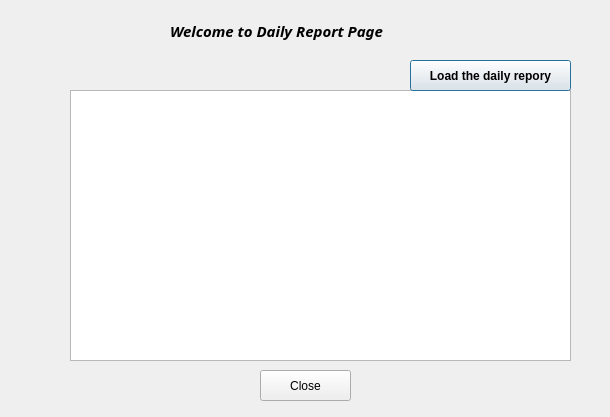
Qt form managerdailyreport.ui (Ling2251/CS1C-Bulk-Club-Project) before a commit.
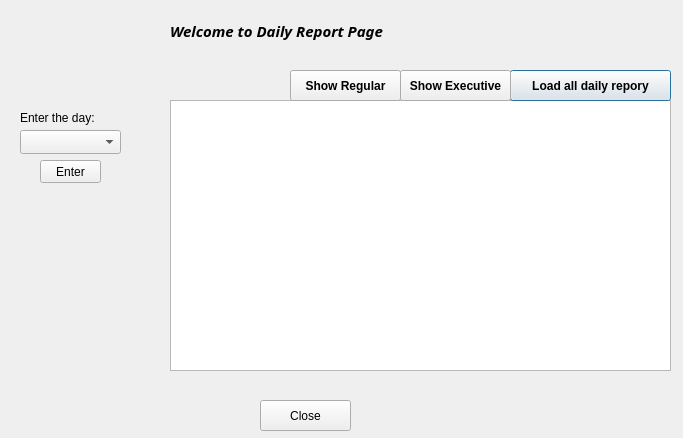
The same form after that commit.

Commit message: not finshed yet

```diff
--- a/managerdailyreport.ui
+++ b/managerdailyreport.ui
@@ -6,8 +6,8 @@
    <rect>
     <x>0</x>
     <y>0</y>
-    <width>610</width>
-    <height>417</height>
+    <width>683</width>
+    <height>438</height>
    </rect>
   </property>
   <property name="windowTitle">
@@ -38,18 +38,18 @@
   <widget class="QTableView" name="DailyReportView">
    <property name="geometry">
     <rect>
-     <x>70</x>
-     <y>90</y>
+     <x>170</x>
+     <y>100</y>
      <width>501</width>
      <height>271</height>
     </rect>
    </property>
   </widget>
-  <widget class="QPushButton" name="pushButton">
+  <widget class="QPushButton" name="AllDailyReport">
    <property name="geometry">
     <rect>
-     <x>410</x>
-     <y>60</y>
+     <x>510</x>
+     <y>70</y>
      <width>161</width>
      <height>31</height>
     </rect>
@@ -61,14 +61,14 @@
     </font>
    </property>
    <property name="text">
-    <string>Load the daily repory</string>
+    <string>Load all daily repory</string>
    </property>
   </widget>
   <widget class="QPushButton" name="pushButton_2">
    <property name="geometry">
     <rect>
      <x>260</x>
-     <y>370</y>
+     <y>400</y>
      <width>91</width>
      <height>31</height>
     </rect>
@@ -77,6 +77,80 @@
     <string>Close</string>
    </property>
   </widget>
+  <widget class="QComboBox" name="comboBox">
+   <property name="geometry">
+    <rect>
+     <x>20</x>
+     <y>130</y>
+     <width>101</width>
+     <height>24</height>
+    </rect>
+   </property>
+  </widget>
+  <widget class="QLabel" name="label_2">
+   <property name="geometry">
+    <rect>
+     <x>20</x>
+     <y>110</y>
+     <width>91</width>
+     <height>16</height>
+    </rect>
+   </property>
+   <property name="text">
+    <string>Enter the day:</string>
+   </property>
+  </widget>
+  <widget class="QPushButton" name="dateEnterBtn">
+   <property name="geometry">
+    <rect>
+     <x>40</x>
+     <y>160</y>
+     <width>61</width>
+     <height>23</height>
+    </rect>
+   </property>
+   <property name="text">
+    <string>Enter</string>
+   </property>
+  </widget>
+  <widget class="QPushButton" name="pushButton">
+   <property name="geometry">
+    <rect>
+     <x>290</x>
+     <y>70</y>
+     <width>111</width>
+     <height>31</height>
+    </rect>
+   </property>
+   <property name="font">
+    <font>
+     <weight>75</weight>
+     <bold>true</bold>
+    </font>
+   </property>
+   <property name="text">
+    <string>Show Regular</string>
+   </property>
+  </widget>
+  <widget class="QPushButton" name="pushButton_3">
+   <property name="geometry">
+    <rect>
+     <x>400</x>
+     <y>70</y>
+     <width>111</width>
+     <height>31</height>
+    </rect>
+   </property>
+   <property name="font">
+    <font>
+     <weight>75</weight>
+     <bold>true</bold>
+    </font>
+   </property>
+   <property name="text">
+    <string>Show Executive</string>
+   </property>
+  </widget>
  </widget>
  <resources/>
  <connections>
```
The commit also changes 1 other file.
